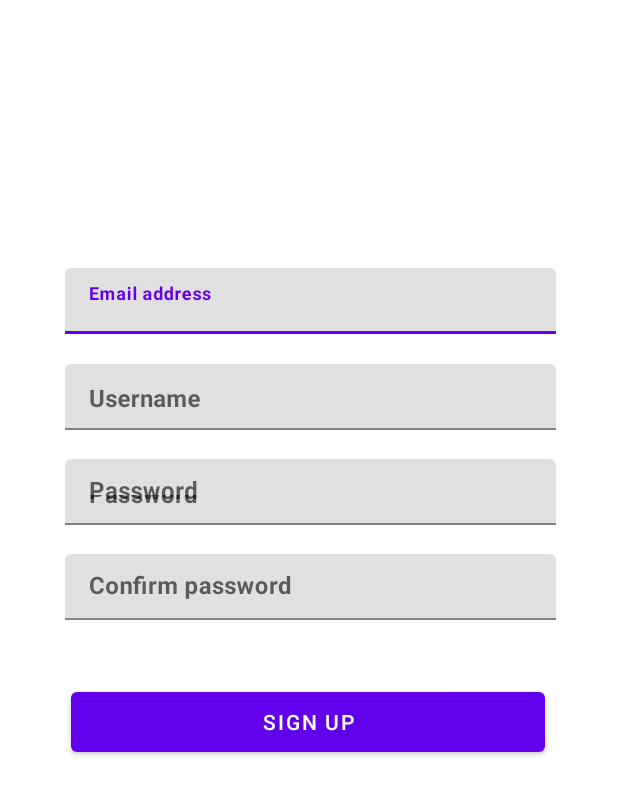
After one commit to janemeenaghan/RADIOWALK, an Android app: the layout activity_signup.xml on its own in the app's theme, with its tools: preview values and no code run, on a phone screen of 412 x 824 dp. The commit adds this screen. Shown: the top 795 px of the screen. Run offline under Robolectric (Android 15) with nearby library versions, the light colour scheme and no system bars.

Commit message:
Added a signup page

```diff
--- a/app/src/main/java/com/example/janecapstoneproject/LoginActivity.java
+++ b/app/src/main/java/com/example/janecapstoneproject/LoginActivity.java
@@ -6,19 +6,19 @@ import android.util.Log;
 import android.view.View;
 import android.widget.Button;
 import android.widget.EditText;
+import android.widget.TextView;
 import android.widget.Toast;
-import com.parse.FindCallback;
+
 import com.parse.LogInCallback;
 import com.parse.ParseException;
-import com.parse.ParseObject;
-import com.parse.ParseQuery;
 import com.parse.ParseUser;
-import java.util.List;
+
 public class LoginActivity extends AppCompatActivity {
     public static final String TAG = "LoginActivity";
     private EditText etUsername;
     private EditText etPassword;
     private Button login;
+    private TextView createAccount;
     @Override
     protected void onCreate(Bundle savedInstanceState) {
         super.onCreate(savedInstanceState);
@@ -28,7 +28,7 @@ public class LoginActivity extends AppCompatActivity {
         }
         etUsername = findViewById(R.id.username);
         etPassword = findViewById(R.id.password);
-        login = findViewById(R.id.login);
+        login = findViewById(R.id.signup);
         login.setOnClickListener(new View.OnClickListener() {
             @Override
             public void onClick(View v) {
@@ -37,6 +37,16 @@ public class LoginActivity extends AppCompatActivity {
                 loginUser(username, password);
             }
         });
+
+
+        createAccount = findViewById(R.id.createAccount);
+        createAccount.setOnClickListener(new View.OnClickListener() {
+            @Override
+            public void onClick(View v) {
+                goSignUpActivity();
+            }
+        });
+
     }
     private void loginUser(String username, String password) {
         ParseUser.logInInBackground(username, password, new LogInCallback(){
@@ -57,4 +67,9 @@ public class LoginActivity extends AppCompatActivity {
         startActivity(i);
         finish();
     }
+
+    private void goSignUpActivity() {
+        Intent i = new Intent(LoginActivity.this, SignUpActivity.class);
+        startActivity(i);
+    }
 }
--- /dev/null
+++ b/app/src/main/java/com/example/janecapstoneproject/SignUpActivity.java
@@ -0,0 +1,69 @@
+package com.example.janecapstoneproject;
+import androidx.appcompat.app.AppCompatActivity;
+import android.content.Intent;
+import android.os.Bundle;
+import android.util.Log;
+import android.view.View;
+import android.widget.Button;
+import android.widget.EditText;
+import android.widget.Toast;
+
+import com.parse.LogInCallback;
+import com.parse.Parse;
+import com.parse.ParseException;
+import com.parse.ParseQuery;
+import com.parse.ParseUser;
+
+public class SignUpActivity extends AppCompatActivity {
+    public static final String TAG = "SignUpActivity";
+    private EditText etEmail, etUsername,etPassword,etConfirmPassword;
+    private Button signup;
+    @Override
+    protected void onCreate(Bundle savedInstanceState) {
+        super.onCreate(savedInstanceState);
+        setContentView(R.layout.activity_login);
+        etEmail = findViewById(R.id.email);
+        etUsername = findViewById(R.id.username);
+        etPassword = findViewById(R.id.password);
+        etConfirmPassword = findViewById(R.id.passwordConfirm);
+        signup = findViewById(R.id.signup);
+        signup.setOnClickListener(new View.OnClickListener() {
+            @Override
+            public void onClick(View v) {
+                // Will add Counter text, requirements for passwords, checking that email exists, etc. at some point later
+                String email = etEmail.getText().toString();
+                String username = etUsername.getText().toString();
+                String password = etPassword.getText().toString();
+                String confirmPassword = etConfirmPassword.getText().toString();
+
+                if (!etPassword.getText().equals(etConfirmPassword.getText())){
+                    Toast.makeText(SignUpActivity.this, "Passwords do not match!", Toast.LENGTH_SHORT);
+                }
+                //a bunch of other checks will come here at some point but it's most efficient to wait until I'm using the non-temporary database
+                else{
+                    registerUser(username, password);
+                }
+            }
+        });
+    }
+    private void registerUser(String username, String password) {
+        ParseUser.logInInBackground(username, password, new LogInCallback(){
+            @Override
+            public void done(ParseUser user, ParseException e){
+                if (e != null){
+                    Log.e(TAG, "Issue with login", e);
+                    Toast.makeText(SignUpActivity.this, "Incorrect username or password!", Toast.LENGTH_SHORT);
+                    return;
+                }
+                //Wondering if I should make a confirm email... personally I don't think it matters much but if it would be appreciated by Meta then I can try it
+                goMainActivity();
+                Toast.makeText(SignUpActivity.this, "Success!", Toast.LENGTH_SHORT);
+            }
+        });
+    }
+    private void goMainActivity() {
+        Intent i = new Intent(SignUpActivity.this, MainActivity.class);
+        startActivity(i);
+        finish();
+    }
+}
--- a/app/src/main/res/layout/activity_login.xml
+++ b/app/src/main/res/layout/activity_login.xml
@@ -70,7 +70,7 @@
     </com.google.android.material.textfield.TextInputLayout>
 
     <Button
-        android:id="@+id/login"
+        android:id="@+id/signup"
         android:layout_width="316dp"
         android:layout_height="52dp"
         android:text="Login"
@@ -81,6 +81,17 @@
         app:layout_constraintTop_toBottomOf="@+id/tilWrapper2"
         app:layout_constraintVertical_bias="0.046" />
 
+    <TextView
+        android:id="@+id/createAccount"
+        android:layout_width="wrap_content"
+        android:layout_height="wrap_content"
+        android:layout_marginStart="200dp"
+        android:layout_marginTop="16dp"
+        android:text="Create an account"
+        app:layout_constraintEnd_toEndOf="parent"
+        app:layout_constraintHorizontal_bias="0.04"
+        app:layout_constraintStart_toStartOf="@+id/signup"
+        app:layout_constraintTop_toBottomOf="@+id/signup" />
 
 
 </androidx.constraintlayout.widget.ConstraintLayout>
--- /dev/null
+++ b/app/src/main/res/layout/activity_signup.xml
@@ -0,0 +1,145 @@
+<?xml version="1.0" encoding="utf-8"?>
+<androidx.constraintlayout.widget.ConstraintLayout xmlns:android="http://schemas.android.com/apk/res/android"
+    xmlns:app="http://schemas.android.com/apk/res-auto"
+    xmlns:tools="http://schemas.android.com/tools"
+    android:layout_width="match_parent"
+    android:layout_height="match_parent"
+    tools:context=".LoginActivity">
+
+    <com.google.android.material.textfield.TextInputLayout
+        android:id="@+id/tilWrapper1"
+        android:layout_width="404dp"
+        android:layout_height="65dp"
+        android:layout_alignParentStart="true"
+        android:layout_alignParentTop="true"
+        android:layout_centerInParent="true"
+        android:layout_marginTop="168dp"
+        app:counterEnabled="false"
+        app:layout_constraintEnd_toEndOf="parent"
+        app:layout_constraintHorizontal_bias="0.428"
+        app:layout_constraintStart_toStartOf="parent"
+        app:layout_constraintTop_toTopOf="parent">
+
+        <EditText
+            android:id="@+id/email"
+            android:layout_width="327dp"
+            android:layout_height="44dp"
+            android:layout_marginLeft="40dp"
+            android:layout_marginTop="0dp"
+            android:layout_weight="1"
+            android:ems="10"
+            android:gravity="start|top"
+            android:hint="Email address"
+            android:inputType="text"
+            android:textStyle="bold"
+            app:layout_constraintEnd_toEndOf="parent"
+            app:layout_constraintStart_toStartOf="parent"
+            app:layout_constraintTop_toTopOf="@+id/tilWrapper1" />
+    </com.google.android.material.textfield.TextInputLayout>
+
+
+    <com.google.android.material.textfield.TextInputLayout
+        android:id="@+id/tilWrapper2"
+        android:layout_width="404dp"
+        android:layout_height="63dp"
+        android:layout_alignParentStart="true"
+        android:layout_alignParentTop="true"
+        android:layout_centerInParent="true"
+        app:counterEnabled="false"
+        app:layout_constraintEnd_toEndOf="parent"
+        app:layout_constraintHorizontal_bias="0.428"
+        app:layout_constraintStart_toStartOf="parent"
+        app:layout_constraintTop_toBottomOf="@+id/tilWrapper1">
+
+        <EditText
+            android:id="@+id/username"
+            android:layout_width="327dp"
+            android:layout_height="44dp"
+            android:layout_marginLeft="40dp"
+            android:layout_marginTop="0dp"
+            android:layout_weight="1"
+            android:ems="10"
+            android:gravity="start|top"
+            android:hint="Username"
+            android:inputType="text"
+            android:textStyle="bold"
+            app:layout_constraintEnd_toEndOf="parent"
+            app:layout_constraintStart_toStartOf="parent"
+            app:layout_constraintTop_toTopOf="@+id/tilWrapper2" />
+    </com.google.android.material.textfield.TextInputLayout>
+
+    <com.google.android.material.textfield.TextInputLayout
+        android:id="@+id/tilWrapper3"
+        android:layout_width="404dp"
+        android:layout_height="63dp"
+        android:layout_alignParentStart="true"
+        android:layout_alignParentTop="true"
+        android:layout_centerInParent="true"
+        android:hint="Password"
+        app:counterEnabled="false"
+        app:layout_constraintEnd_toEndOf="parent"
+        app:layout_constraintHorizontal_bias="0.428"
+        app:layout_constraintStart_toStartOf="parent"
+        app:layout_constraintTop_toBottomOf="@+id/tilWrapper2">
+
+        <EditText
+            android:id="@+id/password"
+            android:layout_width="327dp"
+            android:layout_height="44dp"
+            android:layout_marginLeft="40dp"
+            android:layout_marginTop="0dp"
+            android:layout_weight="1"
+            android:ems="10"
+            android:hint="Password"
+            android:inputType="textPassword"
+            android:textStyle="bold"
+            app:layout_constraintEnd_toEndOf="parent"
+            app:layout_constraintHorizontal_bias="0.497"
+            app:layout_constraintStart_toStartOf="parent"
+            app:layout_constraintTop_toTopOf="@+id/tilWrapper3" />
+    </com.google.android.material.textfield.TextInputLayout>
+
+    <com.google.android.material.textfield.TextInputLayout
+        android:id="@+id/tilWrapper4"
+        android:layout_width="404dp"
+        android:layout_height="63dp"
+        android:layout_alignParentStart="true"
+        android:layout_alignParentTop="true"
+        android:layout_centerInParent="true"
+        app:counterEnabled="false"
+        app:layout_constraintEnd_toEndOf="parent"
+        app:layout_constraintHorizontal_bias="0.428"
+        app:layout_constraintStart_toStartOf="parent"
+        app:layout_constraintTop_toBottomOf="@+id/tilWrapper3">
+
+        <EditText
+            android:id="@+id/passwordConfirm"
+            android:layout_width="327dp"
+            android:layout_height="44dp"
+            android:layout_marginLeft="40dp"
+            android:layout_marginTop="0dp"
+            android:layout_weight="1"
+            android:ems="10"
+            android:hint="Confirm password"
+            android:inputType="textPassword"
+            android:textStyle="bold"
+            app:layout_constraintEnd_toEndOf="parent"
+            app:layout_constraintHorizontal_bias="0.497"
+            app:layout_constraintStart_toStartOf="parent"
+            app:layout_constraintTop_toTopOf="@+id/tilWrapper4" />
+    </com.google.android.material.textfield.TextInputLayout>
+
+    <Button
+        android:id="@+id/signup"
+        android:layout_width="316dp"
+        android:layout_height="52dp"
+        android:text="Sign up"
+        app:layout_constraintBottom_toBottomOf="parent"
+        app:layout_constraintEnd_toEndOf="parent"
+        app:layout_constraintHorizontal_bias="0.494"
+        app:layout_constraintStart_toStartOf="parent"
+        app:layout_constraintTop_toBottomOf="@+id/tilWrapper3"
+        app:layout_constraintVertical_bias="0.231" />
+
+
+</androidx.constraintlayout.widget.ConstraintLayout>
```
